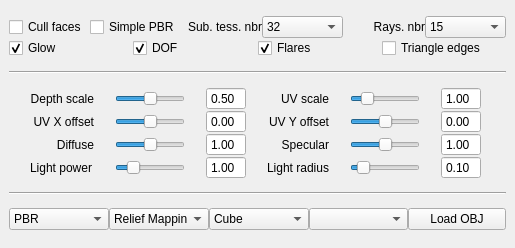
This is Sources/dockwidget3dsettings.ui in kmkolasinski/AwesomeBump as Qt 5 draws it before an edit. The edited form follows.
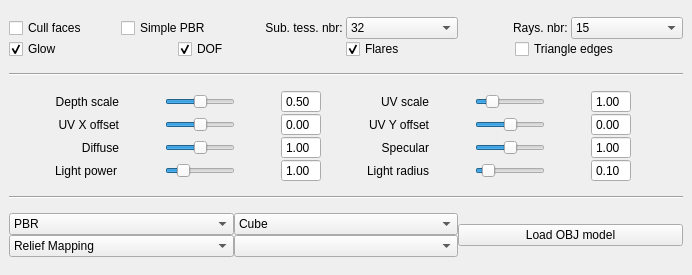
This is the edited form.

Patch:
```diff
--- a/Sources/dockwidget3dsettings.ui
+++ b/Sources/dockwidget3dsettings.ui
@@ -9,8 +9,8 @@
    <rect>
     <x>0</x>
     <y>0</y>
-    <width>515</width>
-    <height>248</height>
+    <width>692</width>
+    <height>275</height>
    </rect>
   </property>
   <property name="sizePolicy">
@@ -21,8 +21,8 @@
   </property>
   <property name="minimumSize">
    <size>
-    <width>515</width>
-    <height>233</height>
+    <width>692</width>
+    <height>275</height>
    </size>
   </property>
   <property name="maximumSize">
@@ -76,7 +76,7 @@
            </sizepolicy>
           </property>
           <property name="text">
-           <string>Rays. nbr</string>
+           <string>Rays. nbr: </string>
           </property>
           <property name="alignment">
            <set>Qt::AlignRight|Qt::AlignTrailing|Qt::AlignVCenter</set>
@@ -92,7 +92,7 @@
            </sizepolicy>
           </property>
           <property name="text">
-           <string>Sub. tess. nbr</string>
+           <string>Sub. tess. nbr: </string>
           </property>
           <property name="alignment">
            <set>Qt::AlignRight|Qt::AlignTrailing|Qt::AlignVCenter</set>
@@ -929,14 +929,14 @@
      </widget>
     </item>
     <item>
-     <layout class="QHBoxLayout" name="horizontalLayout_2">
+     <layout class="QGridLayout" name="gridlLayout_2">
       <property name="spacing">
        <number>0</number>
       </property>
       <property name="sizeConstraint">
        <enum>QLayout::SetMinimumSize</enum>
       </property>
-      <item>
+      <item row="0" column="0">
        <widget class="QComboBox" name="comboBoxShadingModel">
         <property name="sizePolicy">
          <sizepolicy hsizetype="Minimum" vsizetype="Fixed">
@@ -944,12 +944,6 @@
           <verstretch>0</verstretch>
          </sizepolicy>
         </property>
-        <property name="maximumSize">
-         <size>
-          <width>100</width>
-          <height>16777215</height>
-         </size>
-        </property>
         <property name="toolTip">
          <string>Toggle shading model</string>
         </property>
@@ -968,7 +962,7 @@
         </item>
        </widget>
       </item>
-      <item>
+      <item row="1" column="0">
        <widget class="QComboBox" name="comboBoxShadingType">
         <property name="sizePolicy">
          <sizepolicy hsizetype="Minimum" vsizetype="Fixed">
@@ -976,12 +970,6 @@
           <verstretch>0</verstretch>
          </sizepolicy>
         </property>
-        <property name="maximumSize">
-         <size>
-          <width>100</width>
-          <height>16777215</height>
-         </size>
-        </property>
         <property name="toolTip">
          <string>Choose displacement model</string>
         </property>
@@ -1005,7 +993,7 @@
         </item>
        </widget>
       </item>
-      <item>
+      <item row="0" column="1">
        <widget class="QComboBox" name="comboBoxChooseOBJModel">
         <property name="sizePolicy">
          <sizepolicy hsizetype="Minimum" vsizetype="Fixed">
@@ -1013,12 +1001,6 @@
           <verstretch>0</verstretch>
          </sizepolicy>
         </property>
-        <property name="maximumSize">
-         <size>
-          <width>100</width>
-          <height>16777215</height>
-         </size>
-        </property>
         <property name="toolTip">
          <string>Choose model</string>
         </property>
@@ -1082,7 +1064,7 @@
         </item>
        </widget>
       </item>
-      <item>
+      <item row="1" column="1">
        <widget class="QComboBox" name="comboBoxSkyBox">
         <property name="sizePolicy">
          <sizepolicy hsizetype="Minimum" vsizetype="Fixed">
@@ -1090,12 +1072,6 @@
           <verstretch>0</verstretch>
          </sizepolicy>
         </property>
-        <property name="maximumSize">
-         <size>
-          <width>100</width>
-          <height>16777215</height>
-         </size>
-        </property>
         <property name="toolTip">
          <string>&lt;html&gt;&lt;head/&gt;&lt;body&gt;&lt;p&gt;Choose enviromental map.&lt;/p&gt;&lt;p&gt;&lt;span style=&quot; font-weight:600;&quot;&gt;Note: &lt;/span&gt;You can &lt;span style=&quot; font-weight:600;&quot;&gt;add&lt;/span&gt; your own env. maps to this list. Just copy folder with your images to the &lt;span style=&quot; font-weight:600;&quot;&gt;Core/2D/skyboxes&lt;/span&gt; folder. Make sure you have same names for each face like other cubemaps already present there.&lt;/p&gt;&lt;/body&gt;&lt;/html&gt;</string>
         </property>
@@ -1104,7 +1080,7 @@
         </property>
        </widget>
       </item>
-      <item>
+      <item row="0" column="2" colspan="1" rowspan="2">
        <widget class="QPushButton" name="pushButtonLoadMesh">
         <property name="sizePolicy">
          <sizepolicy hsizetype="Minimum" vsizetype="Fixed">
@@ -1112,12 +1088,6 @@
           <verstretch>0</verstretch>
          </sizepolicy>
         </property>
-        <property name="maximumSize">
-         <size>
-          <width>1000</width>
-          <height>16777215</height>
-         </size>
-        </property>
         <property name="toolTip">
          <string>Load OBJ model from file</string>
         </property>
@@ -1125,7 +1095,7 @@
          <string>Load OBJ model from file</string>
         </property>
         <property name="text">
-         <string>Load OBJ</string>
+         <string>Load OBJ model</string>
         </property>
        </widget>
       </item>
```
Left out of the diff: 8 changed lines with no effect on the pictures.
